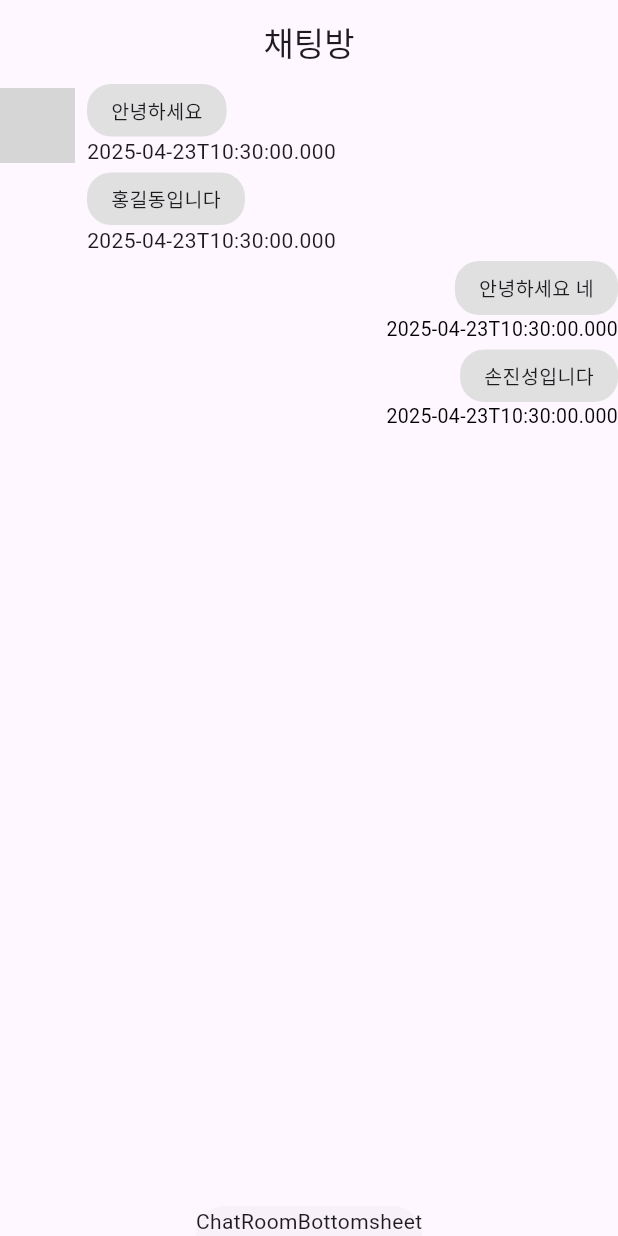
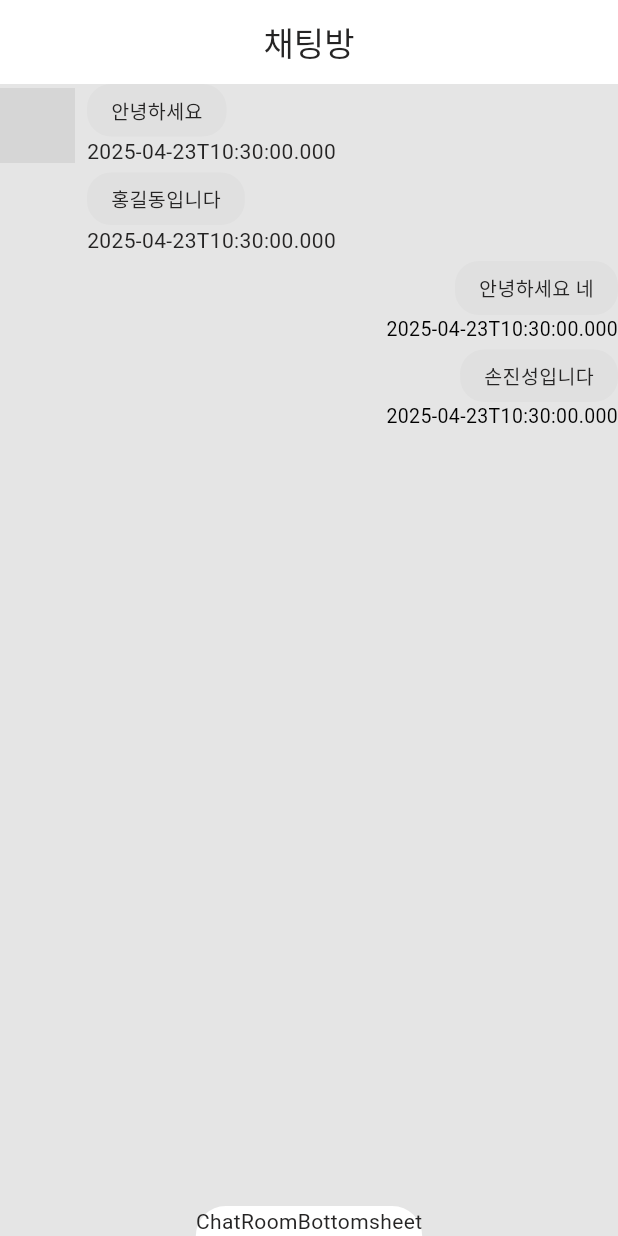
Before and after one commit to footgrammer/wanna_exercise_app, a Flutter app: the screen it shows after launch, on a phone screen of 412 x 824 dp. Run offline on Flutter 3.47's test engine with Material 3 defaults, Android fonts, the phone set to English and light mode, and no system bars; network calls fail; grey boxes are pictures that could not be loaded.

Commit message:
feat : apply theme

```diff
--- a/lib/main.dart
+++ b/lib/main.dart
@@ -1,5 +1,6 @@
 import 'package:flutter/material.dart';
 import 'package:wanna_exercise_app/UI/pages/chat/chat_room_page.dart';
+import 'package:wanna_exercise_app/theme/light_theme.dart';
 
 void main() {
   runApp(const MyApp());
@@ -13,9 +14,7 @@ class MyApp extends StatelessWidget {
   Widget build(BuildContext context) {
     return MaterialApp(
       title: 'Wanna Exercise App',
-      theme: ThemeData(
-        colorScheme: ColorScheme.fromSeed(seedColor: Colors.deepPurple),
-      ),
+      theme: appTheme,
       home: ChatRoomPage(),
     );
   }
--- /dev/null
+++ b/lib/theme/light_theme.dart
@@ -0,0 +1,76 @@
+import 'package:flutter/material.dart';
+
+// 주요 색상 정의
+const Color backgroundColor = Color(0xFFE5E5E5);
+const Color textColor = Color(0xFF252424);
+const Color primaryColor = Color(0xFF007AFF);
+const Color secondPrimaryColor = Color(0xFFBCDCFF); // Second Primary Color
+const Color accentColor1 = Color(0xFFFF6D00); // 따뜻한 오렌지
+const Color accentColor2 = Color(0xFF00BFA6); // 맑은 민트
+const Color negativeColor = Color(0xFFFF3B30); // 부정적/삭제 버튼용 레드
+const Color placeholderColor = Color(0xFFB0B0B0); // 입력 힌트/플레이스홀더용 그레이
+const Color strokeColor = Color(0xFFCCCCCC); // 텍스트 필드 스트로크용 연한 그레이
+
+// 테마 정의
+final ThemeData appTheme = ThemeData(
+  // 스캐폴드 배경 색상
+  scaffoldBackgroundColor: backgroundColor,
+
+  // 기본 색상
+  primaryColor: primaryColor,
+
+  // 입력 장식 테마
+  inputDecorationTheme: InputDecorationTheme(
+    hintStyle: TextStyle(color: placeholderColor),
+    labelStyle: TextStyle(color: textColor),
+    enabledBorder: UnderlineInputBorder(
+      borderSide: BorderSide(color: strokeColor),
+    ),
+    focusedBorder: UnderlineInputBorder(
+      borderSide: BorderSide(color: primaryColor, width: 2.0),
+    ),
+    errorBorder: UnderlineInputBorder(
+      borderSide: BorderSide(color: negativeColor),
+    ),
+    focusedErrorBorder: UnderlineInputBorder(
+      borderSide: BorderSide(color: negativeColor, width: 2.0),
+    ),
+  ),
+
+  // 컬러 스킴 (background/onBackground deprecated)
+  colorScheme: ColorScheme(
+    brightness: Brightness.light,
+    primary: primaryColor,
+    onPrimary: Colors.white,
+    secondary: accentColor1,
+    onSecondary: Colors.white,
+    surface: Colors.white,
+    onSurface: textColor,
+    error: negativeColor,
+    onError: Colors.white,
+    tertiary: secondPrimaryColor,
+  ),
+
+  // 텍스트 테마
+  textTheme: TextTheme(
+    displayLarge: TextStyle(color: textColor),
+    titleLarge: TextStyle(color: textColor),
+    bodyLarge: TextStyle(color: textColor),
+    bodyMedium: TextStyle(color: textColor),
+  ),
+
+  // 버튼 테마
+  elevatedButtonTheme: ElevatedButtonThemeData(
+    style: ElevatedButton.styleFrom(
+      backgroundColor: primaryColor,
+      foregroundColor: Colors.white,
+    ),
+  ),
+  iconTheme: IconThemeData(color: primaryColor),
+);
+
+// 부정적 액션 버튼 스타일
+final ButtonStyle negativeButtonStyle = ElevatedButton.styleFrom(
+  backgroundColor: negativeColor,
+  foregroundColor: Colors.white,
+);
```
